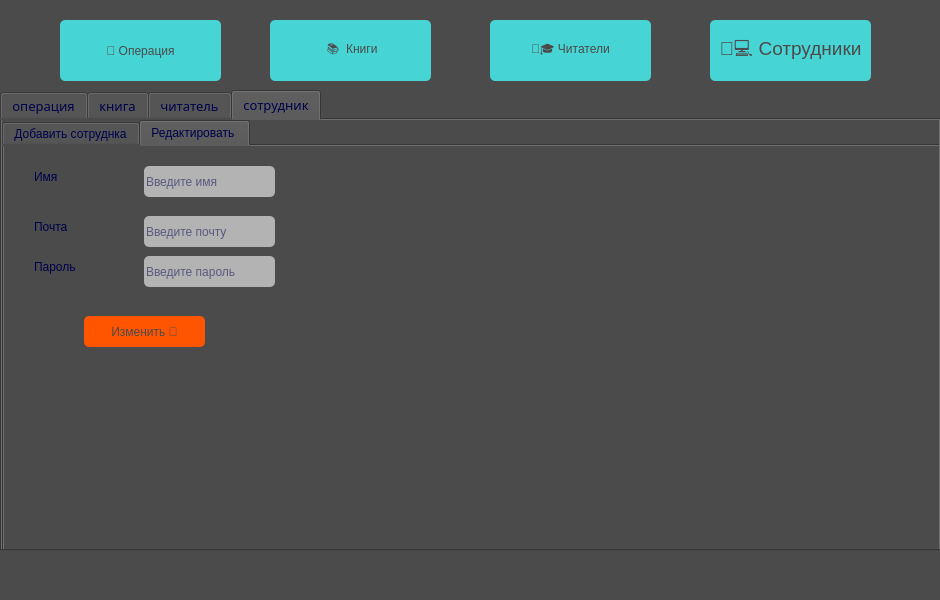
The window that home.ui (aikarimovvw/Library_System-QtProject) describes before a commit, drawn with Qt 5.
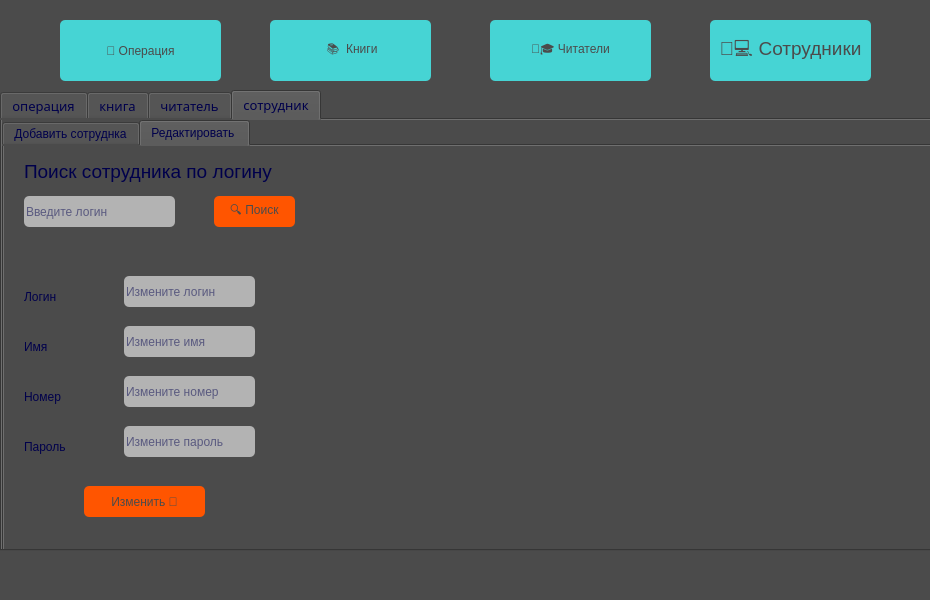
The same window after the commit. The open tabs and pages were chosen to show the change.

Commit message: design for home

The edit to the form file:
```diff
--- a/home.ui
+++ b/home.ui
@@ -6,7 +6,7 @@
    <rect>
     <x>0</x>
     <y>0</y>
-    <width>940</width>
+    <width>930</width>
     <height>600</height>
    </rect>
   </property>
@@ -1383,8 +1383,8 @@
        <widget class="QLabel" name="lbl_update_name_e">
         <property name="geometry">
          <rect>
-          <x>30</x>
-          <y>20</y>
+          <x>20</x>
+          <y>190</y>
           <width>81</width>
           <height>21</height>
          </rect>
@@ -1399,8 +1399,8 @@
        <widget class="QLabel" name="lbl_update_mail_e">
         <property name="geometry">
          <rect>
-          <x>30</x>
-          <y>70</y>
+          <x>20</x>
+          <y>240</y>
           <width>81</width>
           <height>21</height>
          </rect>
@@ -1409,14 +1409,14 @@
          <string notr="true">font: 9pt &quot;Segoe UI&quot;;</string>
         </property>
         <property name="text">
-         <string>Почта</string>
+         <string>Номер</string>
         </property>
        </widget>
        <widget class="QLabel" name="lbl_update_pass_e_2">
         <property name="geometry">
          <rect>
-          <x>30</x>
-          <y>110</y>
+          <x>20</x>
+          <y>290</y>
           <width>81</width>
           <height>21</height>
          </rect>
@@ -1431,8 +1431,8 @@
        <widget class="QLineEdit" name="ledit__update_name_e_2">
         <property name="geometry">
          <rect>
-          <x>140</x>
-          <y>20</y>
+          <x>120</x>
+          <y>180</y>
           <width>131</width>
           <height>31</height>
          </rect>
@@ -1443,14 +1443,14 @@
 border-radius: 5px;</string>
         </property>
         <property name="placeholderText">
-         <string>Введите имя</string>
+         <string>Измените имя</string>
         </property>
        </widget>
        <widget class="QLineEdit" name="ledit_update_mail_e">
         <property name="geometry">
          <rect>
-          <x>140</x>
-          <y>70</y>
+          <x>120</x>
+          <y>230</y>
           <width>131</width>
           <height>31</height>
          </rect>
@@ -1461,14 +1461,14 @@
 border-radius: 5px;</string>
         </property>
         <property name="placeholderText">
-         <string>Введите почту</string>
+         <string>Измените номер</string>
         </property>
        </widget>
        <widget class="QLineEdit" name="ledit_update_pass">
         <property name="geometry">
          <rect>
-          <x>140</x>
-          <y>110</y>
+          <x>120</x>
+          <y>280</y>
           <width>131</width>
           <height>31</height>
          </rect>
@@ -1479,14 +1479,14 @@
 border-radius: 5px;</string>
         </property>
         <property name="placeholderText">
-         <string>Введите пароль</string>
+         <string>Измените пароль</string>
         </property>
        </widget>
        <widget class="QPushButton" name="btn_update_e">
         <property name="geometry">
          <rect>
           <x>80</x>
-          <y>170</y>
+          <y>340</y>
           <width>121</width>
           <height>31</height>
          </rect>
@@ -1501,6 +1501,96 @@
          <string>Изменить 🔄</string>
         </property>
        </widget>
+       <widget class="QLabel" name="lbl_search_login">
+        <property name="geometry">
+         <rect>
+          <x>20</x>
+          <y>10</y>
+          <width>321</width>
+          <height>31</height>
+         </rect>
+        </property>
+        <property name="font">
+         <font>
+          <family>Segoe UI</family>
+          <pointsize>14</pointsize>
+         </font>
+        </property>
+        <property name="text">
+         <string>Поиск сотрудника по логину</string>
+        </property>
+       </widget>
+       <widget class="QLineEdit" name="ledit_search_empl_login">
+        <property name="geometry">
+         <rect>
+          <x>20</x>
+          <y>50</y>
+          <width>151</width>
+          <height>31</height>
+         </rect>
+        </property>
+        <property name="styleSheet">
+         <string notr="true">alternate-background-color: rgb(85, 170, 255);
+background-color: rgb(179, 179, 179);
+border-radius: 5px;</string>
+        </property>
+        <property name="placeholderText">
+         <string>Введите логин</string>
+        </property>
+       </widget>
+       <widget class="QPushButton" name="btn_search_empl_login">
+        <property name="geometry">
+         <rect>
+          <x>210</x>
+          <y>50</y>
+          <width>81</width>
+          <height>31</height>
+         </rect>
+        </property>
+        <property name="styleSheet">
+         <string notr="true">background-color: rgb(255, 85, 0);
+color: rgb(75, 75, 75);
+font: 9pt &quot;Segoe UI&quot;;
+border-radius: 5px;</string>
+        </property>
+        <property name="text">
+         <string>🔍 Поиск</string>
+        </property>
+       </widget>
+       <widget class="QLabel" name="lbl_update_login_e">
+        <property name="geometry">
+         <rect>
+          <x>20</x>
+          <y>140</y>
+          <width>91</width>
+          <height>21</height>
+         </rect>
+        </property>
+        <property name="styleSheet">
+         <string notr="true">font: 9pt &quot;Segoe UI&quot;;</string>
+        </property>
+        <property name="text">
+         <string>Логин</string>
+        </property>
+       </widget>
+       <widget class="QLineEdit" name="ledit_update_login_e">
+        <property name="geometry">
+         <rect>
+          <x>120</x>
+          <y>130</y>
+          <width>131</width>
+          <height>31</height>
+         </rect>
+        </property>
+        <property name="styleSheet">
+         <string notr="true">alternate-background-color: rgb(85, 170, 255);
+background-color: rgb(179, 179, 179);
+border-radius: 5px;</string>
+        </property>
+        <property name="placeholderText">
+         <string>Измените логин</string>
+        </property>
+       </widget>
       </widget>
      </widget>
     </widget>
```
Left out of the diff: 314 changed lines with no effect on the pictures.
